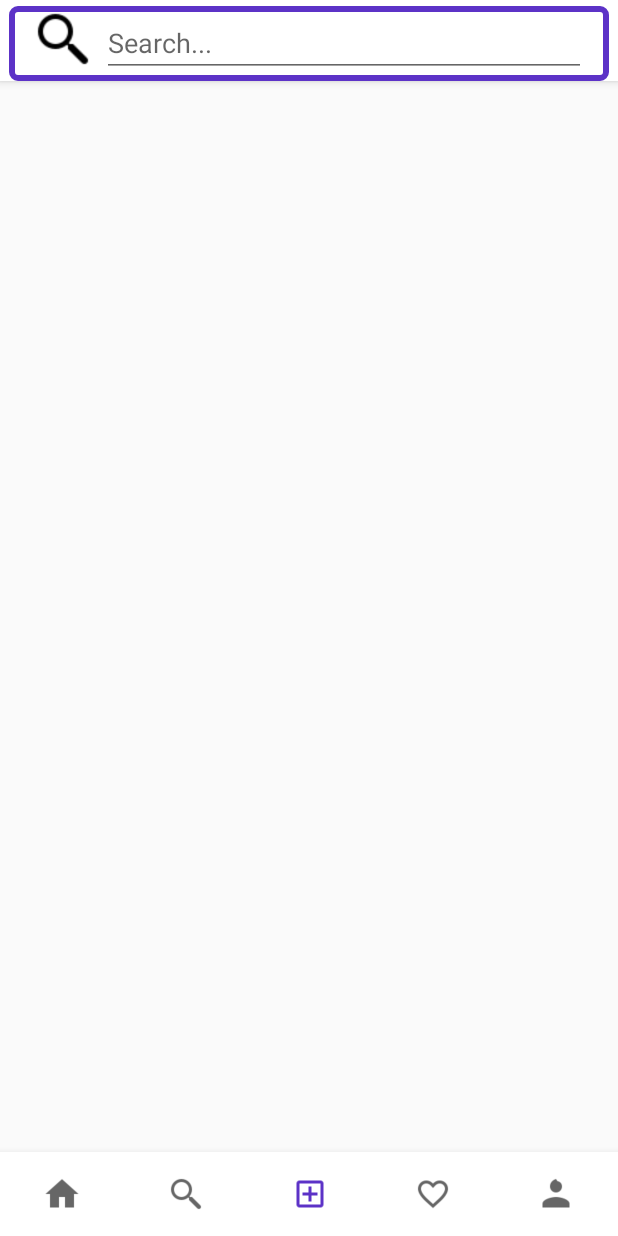
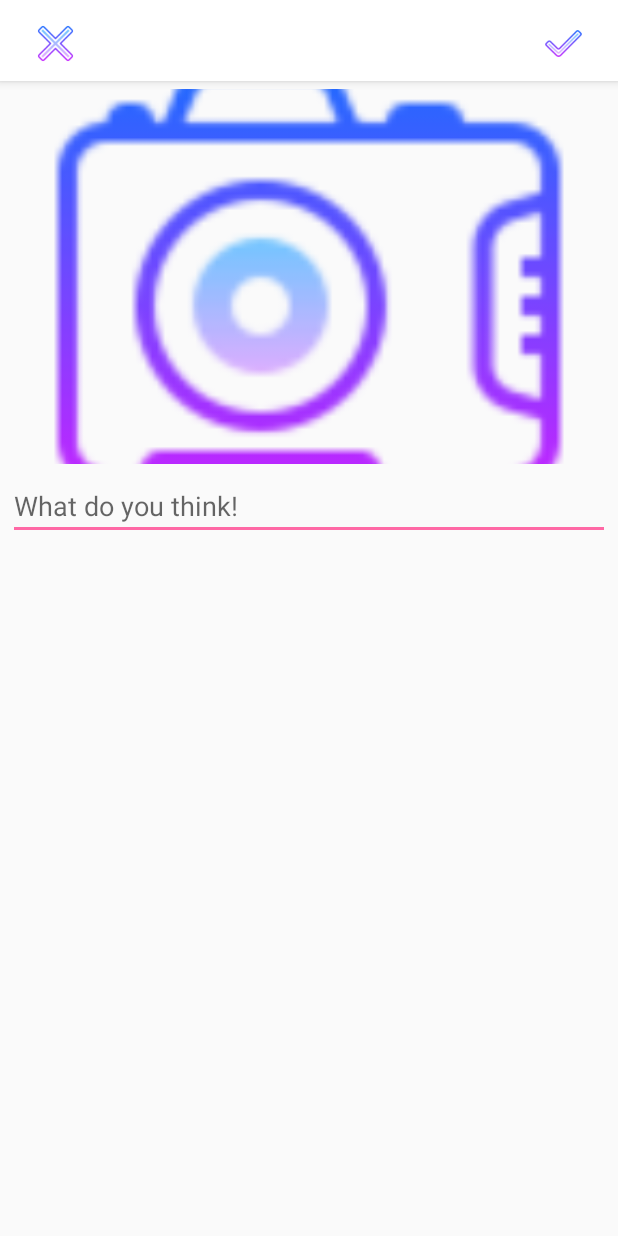
Before and after one commit to VanSon999/CloneInstagramApp, an Android app: the screen it shows after launch once a user with an empty profile is signed in (MainActivity before the commit, AddPostActivity after it), item 3 of the bottom bar chosen, on a phone screen of 412 x 824 dp. Run offline under Robolectric (Android 15) with nearby library versions, the phone set to English and light mode, and no system bars; our stand-ins replace Firebase (no records; nobody signed in at launch, a user with empty details on screens opened directly); libraries missing offline, so code that uses them is left out: com.theartofdev.edmodo; pictures from the network do not load; 1 statement that could not run was skipped.

Commit message:
Add Post

```diff
--- a/app/src/main/java/vanson/dev/instagramclone/Controller/MainActivity.kt
+++ b/app/src/main/java/vanson/dev/instagramclone/Controller/MainActivity.kt
@@ -1,6 +1,7 @@
 package vanson.dev.instagramclone.Controller
 
 import android.content.Context
+import android.content.Intent
 import android.os.Bundle
 import com.google.android.material.bottomnavigation.BottomNavigationView
 import androidx.appcompat.app.AppCompatActivity
@@ -57,6 +58,7 @@ class MainActivity : AppCompatActivity() {
                     return@setOnNavigationItemSelectedListener true
                 }
                 R.id.nav_add_post -> {
+                    startActivity(Intent(this, AddPostActivity::class.java))
                     return@setOnNavigationItemSelectedListener true
                 }
                 R.id.nav_heart -> {
--- /dev/null
+++ b/app/src/main/res/layout/activity_add_post.xml
@@ -0,0 +1,69 @@
+<?xml version="1.0" encoding="utf-8"?>
+<RelativeLayout xmlns:android="http://schemas.android.com/apk/res/android"
+    xmlns:app="http://schemas.android.com/apk/res-auto"
+    xmlns:tools="http://schemas.android.com/tools"
+    android:layout_width="match_parent"
+    android:layout_height="match_parent"
+    tools:context=".Controller.AddPostActivity">
+
+    <com.google.android.material.appbar.AppBarLayout
+        android:layout_width="match_parent"
+        android:layout_height="wrap_content"
+        android:id="@+id/app_bar_layout_add_post"
+        android:background="@android:color/white">
+
+        <androidx.appcompat.widget.Toolbar
+            android:id = "@+id/add_post_toolbar"
+            android:layout_width="match_parent"
+            android:layout_height="50dp"
+            android:layout_marginTop="4dp"
+            android:layout_marginLeft="6dp"
+            android:layout_marginRight="6dp"
+            android:background="@android:color/white">
+            <RelativeLayout
+                android:layout_width="match_parent"
+                android:layout_height="wrap_content">
+
+                <ImageView
+                    android:id="@+id/close_add_post_btn"
+                    android:layout_width="30dp"
+                    android:layout_height="30dp"
+                    android:layout_alignParentStart="true"
+                    android:src="@drawable/close"/>
+
+                <ImageView
+                    android:id="@+id/save_new_post_btn"
+                    android:layout_width="30dp"
+                    android:layout_height="30dp"
+                    android:layout_marginRight="15dp"
+                    android:layout_alignParentEnd="true"
+                    android:src="@drawable/save_edited_info"/>
+            </RelativeLayout>
+
+        </androidx.appcompat.widget.Toolbar>
+
+    </com.google.android.material.appbar.AppBarLayout>
+
+    <LinearLayout
+        android:layout_width="match_parent"
+        android:layout_height="wrap_content"
+        android:layout_below="@id/app_bar_layout_add_post"
+        android:orientation="vertical"
+        android:layout_marginTop="5dp">
+        <ImageView
+            android:id="@+id/image_post"
+            android:layout_width="match_parent"
+            android:layout_height="250dp"
+            android:src="@drawable/add_image_icon"
+            android:scaleType="centerCrop"/>
+
+        <EditText
+            android:id="@+id/description_post"
+            android:layout_width="match_parent"
+            android:layout_height="wrap_content"
+            android:layout_margin="5dp"
+            android:maxLines="6"
+            android:hint="What do you think!"/>
+    </LinearLayout>
+
+</RelativeLayout>
```
Also changed, not shown: app/src/main/AndroidManifest.xml (+11 -9 lines), app/src/main/java/vanson/dev/instagramclone/Controller/AddPostActivity.kt (added, +97 -0 lines).
